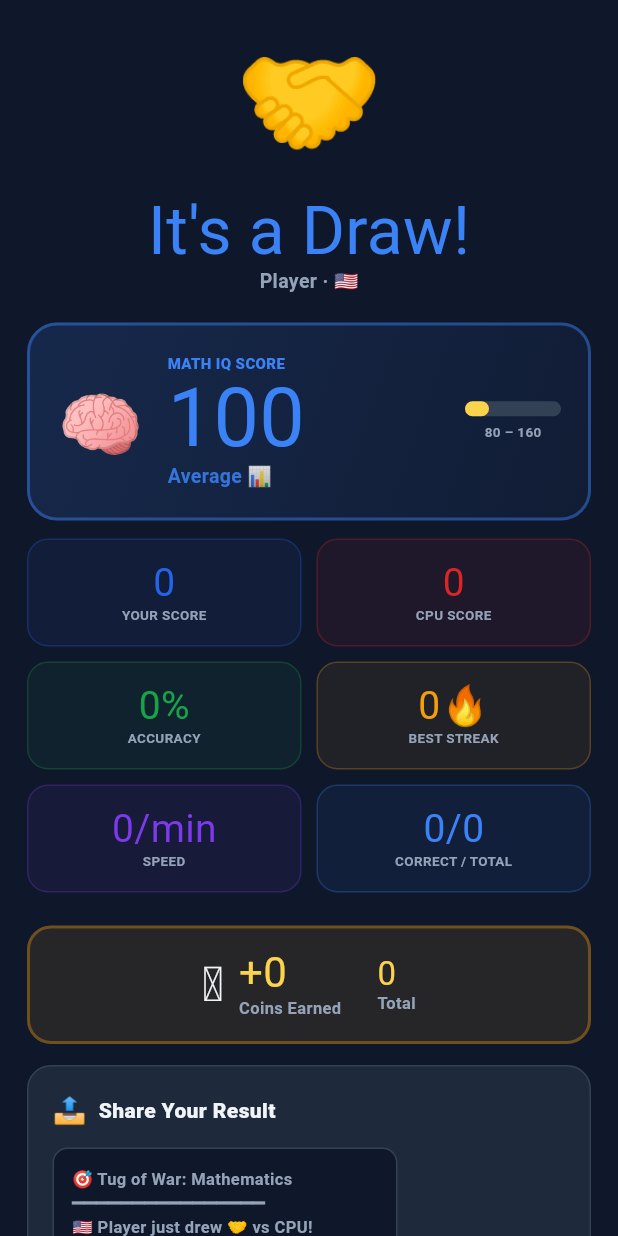
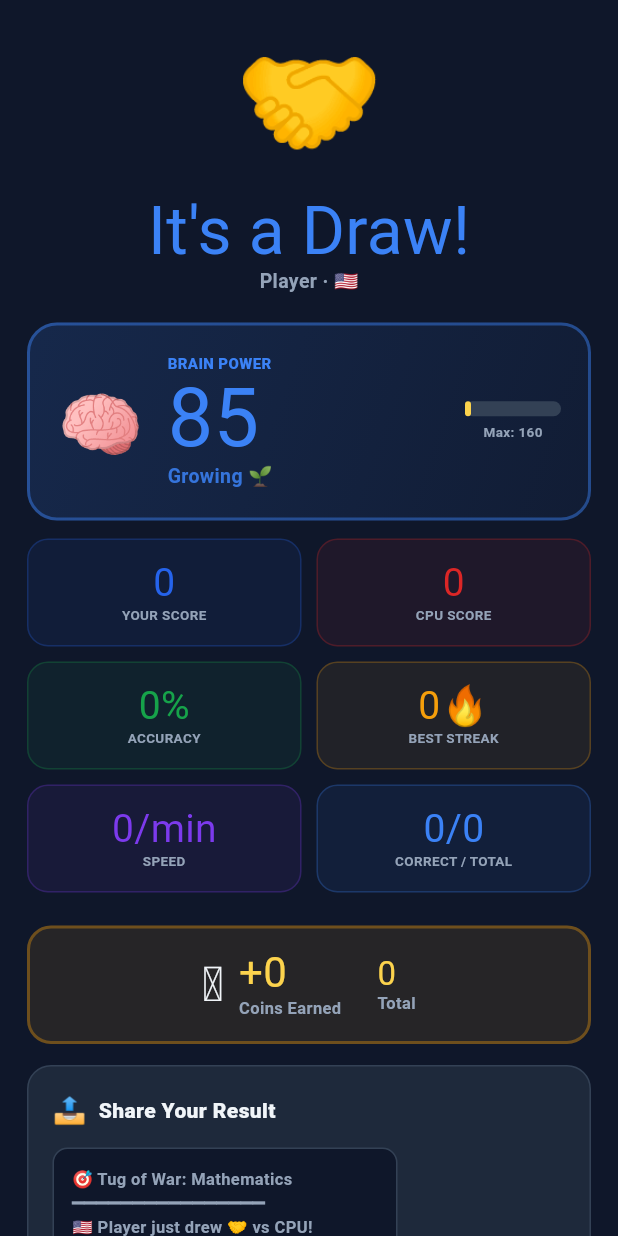
Before and after one commit to Zeeshndev/tug-of-war-game, a Flutter app: the ResultScreen screen opened by its route, on a phone screen of 412 x 824 dp. Run offline on Flutter 3.47's test engine with Material 3 defaults, Android fonts, the phone set to English and light mode, and no system bars; our stand-ins replace confetti, flutter_riverpod, go_router, just_audio, shared_preferences; accounts and stored records are empty; Roboto replaces fonts that are missing (Fredoka, Nunito).

Commit message:
feat: complete UI transition to Brain Power metric and gamified ranking titles

```diff
--- a/lib/screens/leaderboard_screen.dart
+++ b/lib/screens/leaderboard_screen.dart
@@ -1,7 +1,7 @@
 import 'package:flutter/material.dart';
 import 'package:flutter/services.dart';
 import 'package:flutter_riverpod/flutter_riverpod.dart';
-import '../models/game_models.dart'; // ADDED: This fixes the missing LeaderboardEntry error
+import '../models/game_models.dart';
 import '../providers/app_providers.dart';
 import '../services/storage_service.dart';
 import '../utils/theme.dart';
@@ -109,7 +109,7 @@ class _LeaderboardScreenState extends ConsumerState<LeaderboardScreen> {
               const SizedBox(width: 38),
               Expanded(child: Text('PLAYER', style: AppTheme.body(10,
                   color: AppTheme.textSecondary, weight: FontWeight.w800))),
-              _hdr('IQ',    54),
+              _hdr('PWR',   54), // CHANGED from IQ to PWR
               _hdr('SCORE', 54),
               _hdr('ACC',   48),
             ]),
@@ -149,7 +149,7 @@ class _LeaderboardScreenState extends ConsumerState<LeaderboardScreen> {
     for (var i = 0; i < top.length; i++) {
       final e = top[i];
       sb.writeln('${i+1}. ${_flag(e.countryCode)} ${e.playerName}'
-          '  IQ:${e.iqScore}  Score:${e.score}  ${(e.accuracy*100).round()}%');
+          '  PWR:${e.brainPower}  Score:${e.score}  ${(e.accuracy*100).round()}%'); // CHANGED
     }
     sb.writeln('━━━━━━━━━━━━━━━━');
     sb.write('Play: tugofwar.math 🎮');
@@ -181,9 +181,9 @@ class _Row extends StatelessWidget {
   @override
   Widget build(BuildContext context) {
     final medal = rank == 1 ? '🥇' : rank == 2 ? '🥈' : rank == 3 ? '🥉' : '#$rank';
-    final iqCol = entry.iqScore >= 130 ? AppTheme.yellowLight
-                : entry.iqScore >= 110 ? AppTheme.greenLight
-                : AppTheme.blueLight;
+    final powerCol = entry.brainPower >= 130 ? AppTheme.yellowLight
+                   : entry.brainPower >= 110 ? AppTheme.greenLight
+                   : AppTheme.blueLight;
 
     return Container(
       margin: const EdgeInsets.only(bottom: 8),
@@ -218,11 +218,11 @@ class _Row extends StatelessWidget {
               ),
             ],
           ]),
-          Text(_iqLabel(entry.iqScore),
+          Text(_powerLabel(entry.brainPower),
               style: AppTheme.body(10, color: AppTheme.textSecondary)),
         ])),
-        SizedBox(width: 54, child: Center(child: Text('${entry.iqScore}',
-            style: AppTheme.body(14, color: iqCol, weight: FontWeight.w800)))),
+        SizedBox(width: 54, child: Center(child: Text('${entry.brainPower}',
+            style: AppTheme.body(14, color: powerCol, weight: FontWeight.w800)))),
         SizedBox(width: 54, child: Center(child: Text('${entry.score}',
             style: AppTheme.body(14, color: AppTheme.textPrimary, weight: FontWeight.w700)))),
         SizedBox(width: 48, child: Center(child: Text(
@@ -232,13 +232,13 @@ class _Row extends StatelessWidget {
     );
   }
 
-  String _iqLabel(int iq) {
-    if (iq >= 145) return 'Genius 🧠';
-    if (iq >= 130) return 'Gifted 🌟';
-    if (iq >= 120) return 'Superior ⭐';
-    if (iq >= 110) return 'Above Avg 👍';
-    if (iq >= 90)  return 'Average 📊';
-    return 'Developing 📈';
+  String _powerLabel(int pwr) {
+    if (pwr >= 145) return 'Legendary 👑';
+    if (pwr >= 130) return 'Epic 🌟';
+    if (pwr >= 120) return 'Super ⚡';
+    if (pwr >= 110) return 'Strong 💪';
+    if (pwr >= 90)  return 'Solid 📊';
+    return 'Growing 🌱';
   }
 
   String _flag(String code) {
--- a/lib/screens/result_screen.dart
+++ b/lib/screens/result_screen.dart
@@ -7,7 +7,7 @@ import '../providers/app_providers.dart';
 import '../models/game_models.dart';
 import '../utils/theme.dart';
 import '../widgets/common_widgets.dart';
-import '../services/audio_service.dart'; // ADDED: Import the audio service
+import '../services/audio_service.dart';
 
 class ResultScreen extends ConsumerStatefulWidget {
   const ResultScreen({super.key});
@@ -17,7 +17,7 @@ class ResultScreen extends ConsumerStatefulWidget {
 
 class _ResultScreenState extends ConsumerState<ResultScreen> {
   late ConfettiController _confetti;
-  int _iq = 100;
+  int _brainPower = 100;
 
   @override
   void initState() {
@@ -27,7 +27,7 @@ class _ResultScreenState extends ConsumerState<ResultScreen> {
       final s   = ref.read(gameProvider);
       final dur = ref.read(settingsProvider).matchDuration;
       final prog= ref.read(progressProvider);
-      final iq  = calculateIQ(
+      final power  = calculateBrainPower(
         correct:         s.sessionCorrect,
         answered:        s.sessionAnswered,
         bestStreak:      s.sessionBestStreak,
@@ -35,7 +35,7 @@ class _ResultScreenState extends ConsumerState<ResultScreen> {
         totalResponseMs: prog.totalResponseTimeMs,
         responsesCount:  prog.totalQuestionsAnswered,
       );
-      setState(() => _iq = iq);
+      setState(() => _brainPower = power);
       if (_outcome(s) == MatchOutcome.win) _confetti.play();
     });
   }
@@ -96,8 +96,8 @@ class _ResultScreenState extends ConsumerState<ResultScreen> {
                   style: AppTheme.body(13, color: AppTheme.textSecondary)),
               const SizedBox(height: 18),
 
-              // ── IQ Card ──────────────────────────────────────────────
-              _IqCard(iq: _iq),
+              // ── Brain Power Card ─────────────────────────────────────
+              _BrainPowerCard(power: _brainPower),
               const SizedBox(height: 12),
 
               // ── Score row ────────────────────────────────────────────
@@ -154,7 +154,7 @@ class _ResultScreenState extends ConsumerState<ResultScreen> {
 
               // ── Share card ─────────────────────────────────────────────
               _ShareCard(
-                outcome: outcome, iq: _iq, accPct: accPct,
+                outcome: outcome, power: _brainPower, accPct: accPct,
                 score: s.playerScore, streak: s.sessionBestStreak, cpm: cpm,
                 playerName: profile.playerName, countryCode: profile.countryCode,
               ),
@@ -164,7 +164,6 @@ class _ResultScreenState extends ConsumerState<ResultScreen> {
               BigButton(
                 label: '🔄 Play Again',
                 onTap: () {
-                  // RESET TO GENERIC MENU MUSIC BEFORE LEAVING THE SCREEN
                   AudioService().setBgmState(BgmState.menu);
                   context.go('/countdown');
                 },
@@ -176,7 +175,6 @@ class _ResultScreenState extends ConsumerState<ResultScreen> {
                 Expanded(child: GhostButton(
                     label: '🏆 Leaderboard',
                     onTap: () {
-                      // RESET TO GENERIC MENU MUSIC BEFORE LEAVING THE SCREEN
                       AudioService().setBgmState(BgmState.menu);
                       context.push('/leaderboard');
                     })),
@@ -184,7 +182,6 @@ class _ResultScreenState extends ConsumerState<ResultScreen> {
                 Expanded(child: GhostButton(
                     label: '🏠 Home',
                     onTap: () {
-                      // RESET TO GENERIC MENU MUSIC BEFORE LEAVING THE SCREEN
                       AudioService().setBgmState(BgmState.menu);
                       context.go('/home');
                     })),
@@ -204,17 +201,17 @@ class _ResultScreenState extends ConsumerState<ResultScreen> {
   }
 }
 
-// ── IQ Card ──────────────────────────────────────────────────────────────────
-class _IqCard extends StatelessWidget {
-  final int iq;
-  const _IqCard({required this.iq});
+// ── Brain Power Card ─────────────────────────────────────────────────────────
+class _BrainPowerCard extends StatelessWidget {
+  final int power;
+  const _BrainPowerCard({required this.power});
 
   @override
   Widget build(BuildContext context) {
-    final col = iq >= 130 ? AppTheme.yellowLight
-              : iq >= 110 ? AppTheme.greenLight
+    final col = power >= 130 ? AppTheme.yellowLight
+              : power >= 110 ? AppTheme.greenLight
               : AppTheme.blueLight;
-    final label = _label(iq);
+    final label = _label(power);
 
     return Container(
       padding: const EdgeInsets.all(18),
@@ -230,35 +227,35 @@ class _IqCard extends StatelessWidget {
         const Text('🧠', style: TextStyle(fontSize: 46)),
         const SizedBox(width: 16),
         Expanded(child: Column(crossAxisAlignment: CrossAxisAlignment.start, children: [
-          Text('MATH IQ SCORE', style: AppTheme.body(10, color: col, weight: FontWeight.w900)),
-          Text('$iq', style: AppTheme.display(54, color: col)),
+          Text('BRAIN POWER', style: AppTheme.body(10, color: col, weight: FontWeight.w900)),
+          Text('$power', style: AppTheme.display(54, color: col)),
           Text(label, style: AppTheme.body(13, color: col.withOpacity(0.85))),
         ])),
         Column(children: [
-          _IqBar(iq: iq),
+          _PowerBar(power: power),
           const SizedBox(height: 4),
-          Text('80 – 160', style: AppTheme.body(9, color: AppTheme.textSecondary)),
+          Text('Max: 160', style: AppTheme.body(9, color: AppTheme.textSecondary)),
         ]),
       ]),
     );
   }
 
-  String _label(int iq) {
-    if (iq >= 145) return 'Genius 🧠';
-    if (iq >= 130) return 'Gifted 🌟';
-    if (iq >= 120) return 'Superior ⭐';
-    if (iq >= 110) return 'Above Average 👍';
-    if (iq >= 90)  return 'Average 📊';
-    return 'Developing 📈';
+  String _label(int pwr) {
+    if (pwr >= 145) return 'Legendary 👑';
+    if (pwr >= 130) return 'Epic 🌟';
+    if (pwr >= 120) return 'Super ⚡';
+    if (pwr >= 110) return 'Strong 💪';
+    if (pwr >= 90)  return 'Solid 📊';
+    return 'Growing 🌱';
   }
 }
 
-class _IqBar extends StatelessWidget {
-  final int iq;
-  const _IqBar({required this.iq});
+class _PowerBar extends StatelessWidget {
+  final int power;
+  const _PowerBar({required this.power});
   @override
   Widget build(BuildContext context) {
-    final pct = ((iq - 80) / 80.0).clamp(0.0, 1.0);
+    final pct = ((power - 80) / 80.0).clamp(0.0, 1.0);
     return SizedBox(width: 64, height: 10, child: Stack(children: [
       Container(decoration: BoxDecoration(
           color: AppTheme.bg3, borderRadius: BorderRadius.circular(5))),
@@ -350,11 +347,11 @@ class _Bar extends StatelessWidget {
 // ── Share card ────────────────────────────────────────────────────────────────
 class _ShareCard extends StatelessWidget {
   final MatchOutcome outcome;
-  final int iq, score, streak, cpm;
+  final int power, score, streak, cpm;
   final String accPct, playerName, countryCode;
 
   const _ShareCard({
-    required this.outcome, required this.iq, required this.accPct,
+    required this.outcome, required this.power, required this.accPct,
     required this.score, required this.streak, required this.cpm,
     required this.playerName, required this.countryCode,
   });
@@ -366,7 +363,7 @@ class _ShareCard extends StatelessWidget {
     return '''🎯 Tug of War: Mathematics
 ━━━━━━━━━━━━━━━━
 $flag $playerName just $res vs CPU!
-🧠 Math IQ:  $iq  (${_iqLabel(iq)})
+🧠 Brain Power: $power (${_powerLabel(power)})
 📊 Score:    $score
 ✅ Accuracy: $accPct
 ⚡ Speed:    $cpm Q/min
@@ -443,13 +440,13 @@ Can you beat me? 👉 tugofwar.math 🎮''';
     return String.fromCharCode(b + c[0]) + String.fromCharCode(b + c[1]);
   }
 
-  String _iqLabel(int iq) {
-    if (iq >= 145) return 'Genius';
-    if (iq >= 130) return 'Gifted';
-    if (iq >= 120) return 'Superior';
-    if (iq >= 110) return 'Above Avg';
-    if (iq >= 90)  return 'Average';
-    return 'Developing';
+  String _powerLabel(int pwr) {
+    if (pwr >= 145) return 'Legendary';
+    if (pwr >= 130) return 'Epic';
+    if (pwr >= 120) return 'Super';
+    if (pwr >= 110) return 'Strong';
+    if (pwr >= 90)  return 'Solid';
+    return 'Growing';
   }
 }
 
```
